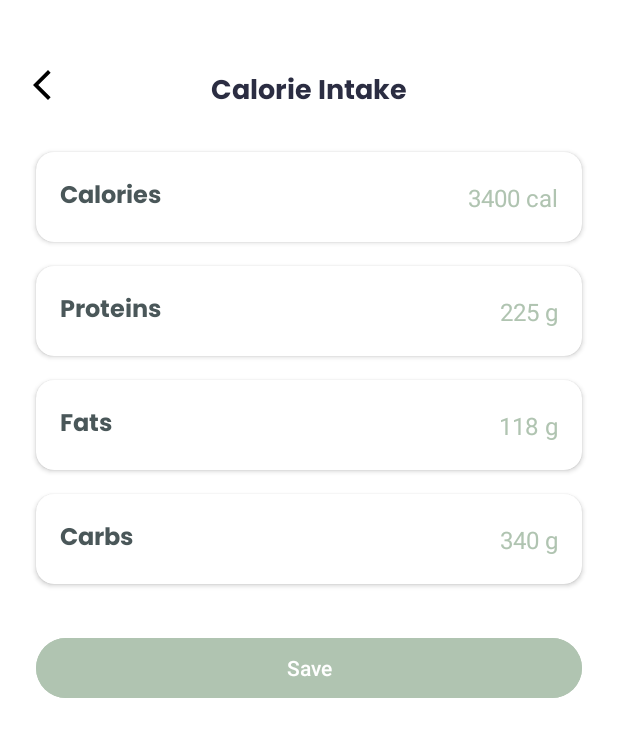
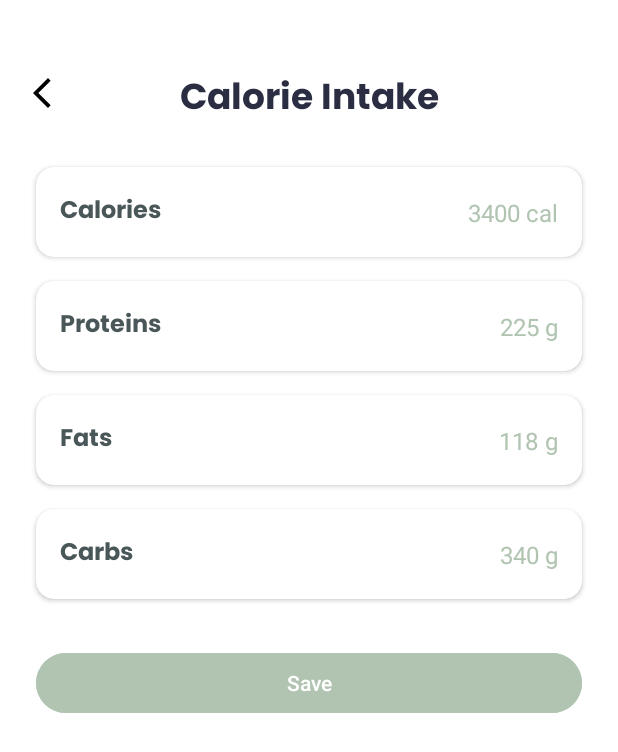
Before and after one commit to yvesjmnz/VitalSync, an Android app: the CalorieIntakeActivity screen opened directly, with no data from a screen before it, on a phone screen of 412 x 824 dp. Shown: the top 752 px of the screen. Run offline under Robolectric (Android 15) with nearby library versions, the phone set to English and light mode, and no system bars; our stand-ins replace Firebase (no records; nobody signed in at launch, a user with empty details on screens opened directly).

Commit message:
re-commit weight, age, and height questions, profiles  layouts

```diff
--- a/app/src/main/res/layout/activity_activeness.xml
+++ b/app/src/main/res/layout/activity_activeness.xml
@@ -125,7 +125,7 @@
         android:padding="5dp"
         android:text="Back"
         android:textColor="#4a5759" />
-    <!-- App Title -->
+    <!-- app title -->
     <ImageView
         android:id="@+id/imageView"
         android:layout_width="wrap_content"
--- a/app/src/main/res/layout/activity_age.xml
+++ b/app/src/main/res/layout/activity_age.xml
@@ -20,7 +20,6 @@
         android:textColor="#000000"
         android:textSize="24sp" />
     <!-- subtext -->
-
     <TextView
         android:id="@+id/subtitle_text"
         android:layout_width="wrap_content"
@@ -60,7 +59,6 @@
         android:text="Years"
         android:textColor="#b0c4b1"
         android:textSize="18sp" />
-
     <!-- proceed -->
     <ImageButton
         android:id="@+id/proceed_button"
--- a/app/src/main/res/layout/activity_calorie_intake.xml
+++ b/app/src/main/res/layout/activity_calorie_intake.xml
@@ -37,7 +37,7 @@
             android:fontFamily="@font/poppins_bold"
             android:text="Calorie Intake"
             android:textColor="#2b2d42"
-            android:textSize="18sp"
+            android:textSize="24sp"
             android:textStyle="bold"
             app:layout_constraintBottom_toBottomOf="parent"
             app:layout_constraintEnd_toEndOf="parent"
--- a/app/src/main/res/layout/activity_gender.xml
+++ b/app/src/main/res/layout/activity_gender.xml
@@ -86,7 +86,7 @@
         android:padding="5dp"
         android:text="Back"
         android:textColor="#4a5759" />
-    <!-- App Title -->
+    <!-- app title -->
     <ImageView
         android:id="@+id/imageView"
         android:layout_width="wrap_content"
--- a/app/src/main/res/layout/activity_height.xml
+++ b/app/src/main/res/layout/activity_height.xml
@@ -66,7 +66,7 @@
         android:text="m"
         android:textColor="#b0c4b1"
         android:textSize="18sp" />
-
+    <!-- cm picker -->
     <NumberPicker
         android:id="@+id/cm_picker"
         android:layout_width="wrap_content"
--- a/app/src/main/res/layout/activity_me.xml
+++ b/app/src/main/res/layout/activity_me.xml
@@ -37,7 +37,7 @@
             android:fontFamily="@font/poppins_bold"
             android:text="Me"
             android:textColor="#2b2d42"
-            android:textSize="18sp"
+            android:textSize="25sp"
             android:textStyle="bold"
             app:layout_constraintBottom_toBottomOf="parent"
             app:layout_constraintEnd_toEndOf="parent"
--- a/app/src/main/res/layout/activity_profile.xml
+++ b/app/src/main/res/layout/activity_profile.xml
@@ -31,7 +31,7 @@
                 android:layout_alignParentEnd="true"
                 android:layout_alignParentBottom="true"
                 android:fontFamily="@font/poppins_bold"
-                android:lineSpacingExtra="24sp"
+                android:lineSpacingExtra="25sp"
                 android:text="Profile"
                 android:textAlignment="center"
                 android:textAppearance="@style/TextAppearance.AppCompat.Large"
--- a/app/src/main/res/layout/activity_weight.xml
+++ b/app/src/main/res/layout/activity_weight.xml
@@ -90,7 +90,7 @@
         android:padding="5dp"
         android:text="Back"
         android:textColor="#4a5759" />
-    <!--App Title -->
+    <!--app title -->
     <ImageView
         android:id="@+id/imageView"
         android:layout_width="wrap_content"
--- a/app/src/main/res/layout/activity_weightgoal.xml
+++ b/app/src/main/res/layout/activity_weightgoal.xml
@@ -109,7 +109,7 @@
         android:padding="5dp"
         android:text="Back"
         android:textColor="#4a5759" />
-    <!-- App Title -->
+    <!-- app title -->
     <ImageView
         android:id="@+id/imageView"
         android:layout_width="wrap_content"
```
